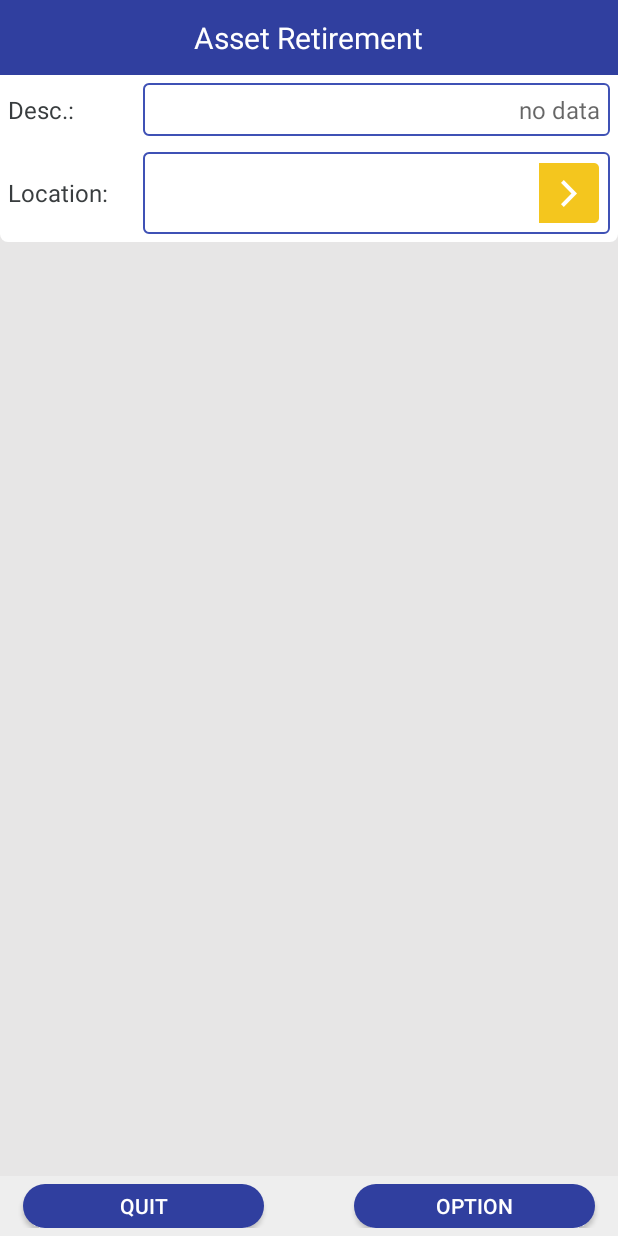
After one commit to ZhouzwGit/Test_Mpt, an Android app: the Dismantle_AddNew_Activity screen opened directly, with no data from a screen before it, on a phone screen of 412 x 824 dp. The commit adds this screen. Run offline under Robolectric (Android 15) with nearby library versions, the phone set to English and light mode, and no system bars; libraries missing offline, so code that uses them is left out: com.nineoldandroids.animation, com.nineoldandroids.view.

```diff
--- a/app/build.gradle
+++ b/app/build.gradle
@@ -1,4 +1,4 @@
-;apply plugin: 'com.android.application'
+; apply plugin: 'com.android.application'
 
 android {
     compileSdkVersion 23
@@ -22,6 +22,7 @@ android {
 
 dependencies {
     implementation fileTree(include: ['*.jar'], dir: 'libs')
+    implementation 'com.android.support.constraint:constraint-layout:1.1.3'
     androidTestCompile('com.android.support.test.espresso:espresso-core:2.2.2', {
         exclude group: 'com.android.support', module: 'support-annotations'
     })
--- a/app/src/main/AndroidManifest.xml
+++ b/app/src/main/AndroidManifest.xml
@@ -242,7 +242,8 @@
         <activity android:name=".ui.actvity.MatusetransScan_Activity" />
         <activity android:name=".ui.actvity.Asset_Dismantle_Activity" />
         <activity android:name=".ui.actvity.Dismantle_Details_Activity" />
-        <activity android:name=".ui.actvity.DismantleScan_Activity"></activity>
+        <activity android:name=".ui.actvity.DismantleScan_Activity" />
+        <activity android:name=".ui.actvity.Dismantle_AddNew_Activity"></activity>
     </application>
 
 </manifest>
--- a/app/src/main/java/com/mpt/hxqh/mpt_project/ui/actvity/Asset_Dismantle_Activity.java
+++ b/app/src/main/java/com/mpt/hxqh/mpt_project/ui/actvity/Asset_Dismantle_Activity.java
@@ -239,9 +239,10 @@ public class Asset_Dismantle_Activity extends BaseActivity implements SwipeRefre
                             normalListDialog.superDismiss();
                             break;
                         case 1://Add
-/*                            Intent intent = new Intent(Asset_Dismantle_Activity.this, Udasst_AddNew_Activity.class);
-                            startActivity(intent);*/
                             normalListDialog.superDismiss();
+                           Intent intent = new Intent(Asset_Dismantle_Activity.this, Dismantle_AddNew_Activity.class);
+                            startActivity(intent);
+
                             break;
                     }
                     normalListDialog.dismiss();
--- /dev/null
+++ b/app/src/main/java/com/mpt/hxqh/mpt_project/ui/actvity/Dismantle_AddNew_Activity.java
@@ -0,0 +1,291 @@
+package com.mpt.hxqh.mpt_project.ui.actvity;
+
+import android.content.Intent;
+import android.os.AsyncTask;
+import android.os.Bundle;
+import android.view.View;
+import android.widget.AdapterView;
+import android.widget.Button;
+import android.widget.EditText;
+import android.widget.ImageView;
+import android.widget.LinearLayout;
+import android.widget.TextView;
+import android.widget.Toast;
+
+import com.flyco.animation.BaseAnimatorSet;
+import com.flyco.animation.BounceEnter.BounceTopEnter;
+import com.flyco.animation.SlideExit.SlideBottomExit;
+import com.flyco.dialog.listener.OnBtnClickL;
+import com.flyco.dialog.listener.OnOperItemClickL;
+import com.flyco.dialog.widget.NormalDialog;
+import com.flyco.dialog.widget.NormalListDialog;
+import com.mpt.hxqh.mpt_project.R;
+import com.mpt.hxqh.mpt_project.config.Constants;
+import com.mpt.hxqh.mpt_project.manager.AppManager;
+import com.mpt.hxqh.mpt_project.model.WebResult;
+import com.mpt.hxqh.mpt_project.unit.AccountUtils;
+import com.mpt.hxqh.mpt_project.unit.DateTimeSelect;
+import com.mpt.hxqh.mpt_project.webserviceclient.AndroidClientService;
+
+/**
+ * 资产拆除新增
+ * Created by zhangz on 2019/10/25.
+ **/
+
+
+public class Dismantle_AddNew_Activity extends BaseActivity {
+
+    private static final String TAG = "Dismantle_AddNew_Activity";
+
+    private static final int LOCATION_CODE = 3000;
+    private static final int RETIRE_CODE = 3001;
+
+    private ImageView backImageView; //返回按钮
+
+    private TextView titleTextView; //标题
+
+    private Button submit;
+
+    private EditText descriptionTextView; //description
+    private TextView locationTextView; //location
+    private TextView retirelocTextView; //retireloc
+    private TextView retiredateTextView;//retiredate
+
+    private BaseAnimatorSet mBasIn;
+    private BaseAnimatorSet mBasOut;
+
+    private LinearLayout buttonLayout;
+    private Button quit;
+    private Button option;
+    private String[] optionList = new String[]{"Back", "Save"};
+
+    @Override
+    protected void onCreate(Bundle savedInstanceState) {
+        super.onCreate(savedInstanceState);
+        setContentView(R.layout.activity_dismantle__addnew);
+        initData();
+        findViewById();
+        initView();
+
+        mBasIn = new BounceTopEnter();
+        mBasOut = new SlideBottomExit();
+    }
+
+    private void initData() {
+    }
+
+    @Override
+    protected void findViewById() {
+
+        backImageView = (ImageView) findViewById(R.id.title_back_id);
+        titleTextView = (TextView) findViewById(R.id.title_name);
+        submit = (Button) findViewById(R.id.sbmit_id);
+
+        descriptionTextView = (EditText) findViewById(R.id.description_text_id);
+        locationTextView = (TextView) findViewById(R.id.location_text_id);
+        retirelocTextView = (TextView) findViewById(R.id.location_text_id);
+        retiredateTextView = (TextView) findViewById(R.id.location_text_id);
+
+        buttonLayout = (LinearLayout) findViewById(R.id.button_layout);
+        quit = (Button) findViewById(R.id.quit);
+        option = (Button) findViewById(R.id.option);
+    }
+
+    @Override
+    protected void initView() {
+        backImageView.setOnClickListener(backImageViewOnClickListener);
+        backImageView.setVisibility(View.GONE);
+        buttonLayout.setVisibility(View.VISIBLE);
+        titleTextView.setText(R.string.asset_retirement_text);
+        submit.setText("save");
+//        submit.setVisibility(View.VISIBLE);
+
+        locationTextView.setOnClickListener(locationTextViewOnClickListener);
+        retirelocTextView.setOnClickListener(retirelocTextViewOnClickListener);
+        retiredateTextView.setOnClickListener(DateOnClickListener);
+        submit.setOnClickListener(submitOnClickListener);
+
+        quit.setOnClickListener(quitOnClickListener);
+        option.setOnClickListener(optionOnClickListener);
+    }
+
+    /**
+     * 返回按钮
+     **/
+    private View.OnClickListener backImageViewOnClickListener = new View.OnClickListener() {
+        @Override
+        public void onClick(View view) {
+            finish();
+        }
+    };
+
+    private View.OnClickListener submitOnClickListener = new View.OnClickListener() {
+        @Override
+        public void onClick(View v) {
+            submitDataInfo();
+        }
+    };
+
+    private View.OnClickListener quitOnClickListener = new View.OnClickListener() {
+        @Override
+        public void onClick(View v) {
+            final NormalDialog dialog = new NormalDialog(Dismantle_AddNew_Activity.this);
+            dialog.content("Sure to exit?")//
+                    .showAnim(mBasIn)//
+                    .dismissAnim(mBasOut)//
+                    .show();
+            dialog.setOnBtnClickL(
+                    new OnBtnClickL() {
+                        @Override
+                        public void onBtnClick() {
+                            dialog.dismiss();
+                        }
+                    },
+                    new OnBtnClickL() {
+                        @Override
+                        public void onBtnClick() {
+                            AppManager.AppExit(Dismantle_AddNew_Activity.this);
+                        }
+                    });
+
+        }
+    };
+
+    private View.OnClickListener optionOnClickListener = new View.OnClickListener() {
+        @Override
+        public void onClick(View v) {
+            final NormalListDialog normalListDialog = new NormalListDialog(Dismantle_AddNew_Activity.this, optionList);
+            normalListDialog.title("Option")
+                    .showAnim(mBasIn)//
+                    .dismissAnim(mBasOut)//
+                    .show();
+            normalListDialog.setOnOperItemClickL(new OnOperItemClickL() {
+                @Override
+                public void onOperItemClick(AdapterView<?> parent, View view, int position, long id) {
+//                    linetypeTextView.setText(linetypeList[position]);
+                    switch (position) {
+                        case 0://Back
+                            normalListDialog.superDismiss();
+                            finish();
+                            break;
+                        case 1://Save
+                            normalListDialog.superDismiss();
+                            submitDataInfo();
+                            break;
+                    }
+//                    normalListDialog.dismiss();
+                }
+            });
+        }
+    };
+
+    /**
+     * 位置
+     **/
+    private View.OnClickListener locationTextViewOnClickListener = new View.OnClickListener() {
+        @Override
+        public void onClick(View view) {
+            Intent intent = new Intent(Dismantle_AddNew_Activity.this, LocationChooseActivity.class);
+            intent.putExtra("type", "!=HOLDING");
+            startActivityForResult(intent, LOCATION_CODE);
+        }
+    };
+
+    /**
+     * retireloc
+     **/
+    private View.OnClickListener retirelocTextViewOnClickListener = new View.OnClickListener() {
+        @Override
+        public void onClick(View view) {
+            Intent intent = new Intent(Dismantle_AddNew_Activity.this, LocationChooseActivity.class);
+            intent.putExtra("type", "!=HOLDING");
+            startActivityForResult(intent, RETIRE_CODE);
+        }
+    };
+
+    /**
+     *
+     **/
+    private View.OnClickListener DateOnClickListener = new View.OnClickListener() {
+        @Override
+        public void onClick(View view) {
+            new DateTimeSelect(Dismantle_AddNew_Activity.this, retiredateTextView).showDialog();
+        }
+    };
+
+    /**
+     * 提交数据*
+     */
+    private void submitDataInfo() {
+        final NormalDialog dialog = new NormalDialog(Dismantle_AddNew_Activity.this);
+        dialog.content("Sure to save?")//
+                .showAnim(mBasIn)//
+                .dismissAnim(mBasOut)//
+                .show();
+        dialog.setOnBtnClickL(
+                new OnBtnClickL() {
+                    @Override
+                    public void onBtnClick() {
+                        dialog.dismiss();
+                    }
+                },
+                new OnBtnClickL() {
+                    @Override
+                    public void onBtnClick() {
+                        showProgressDialog("Waiting...");
+                        startAsyncTask();
+                        dialog.dismiss();
+                    }
+                });
+    }
+
+    /**
+     * 提交数据*
+     */
+    private void startAsyncTask() {
+        new AsyncTask<String, String, WebResult>() {
+            @Override
+            protected WebResult doInBackground(String... strings) {
+                WebResult reviseresult = AndroidClientService.AddRetire(Dismantle_AddNew_Activity.this, descriptionTextView.getText().toString(),
+                        locationTextView.getText().toString(), retirelocTextView.getText().toString(), retiredateTextView.getText().toString(), AccountUtils.getpersonId(Dismantle_AddNew_Activity.this), Constants.TRANSFER_URL);
+                return reviseresult;
+            }
+
+            @Override
+            protected void onPostExecute(WebResult workResult) {
+                super.onPostExecute(workResult);
+                if (workResult == null) {
+                    Toast.makeText(Dismantle_AddNew_Activity.this, "false", Toast.LENGTH_SHORT).show();
+                } else {
+                    Toast.makeText(Dismantle_AddNew_Activity.this, workResult.returnStr, Toast.LENGTH_SHORT).show();
+//                    setResult(100);
+                    finish();
+                }
+                closeProgressDialog();
+            }
+        }.execute();
+        //}else {
+        closeProgressDialog();
+    }
+
+    @Override
+    protected void onActivityResult(int requestCode, int resultCode, Intent data) {
+        super.onActivityResult(requestCode, resultCode, data);
+        switch (resultCode) {
+            case LocationChooseActivity.LOCATION_CODE:
+                String location = data.getExtras().getString("Location");
+                if (requestCode == LOCATION_CODE) {
+                    locationTextView.setText(location);
+                } else if (requestCode == RETIRE_CODE) {
+                    retirelocTextView.setText(location);
+                }
+
+
+                break;
+//            case RESULT_OK:
+//                String result = data.getExtras().getString("result");
+//                snTextView.setText(result);
+//                break;
+        }
+    }
+}
--- /dev/null
+++ b/app/src/main/res/layout/activity_dismantle__addnew.xml
@@ -0,0 +1,103 @@
+<?xml version="1.0" encoding="utf-8"?>
+<RelativeLayout xmlns:android="http://schemas.android.com/apk/res/android"
+    xmlns:app="http://schemas.android.com/apk/res-auto"
+    xmlns:tools="http://schemas.android.com/tools"
+    android:layout_width="match_parent"
+    android:layout_height="match_parent"
+    tools:context=".ui.actvity.Dismantle_AddNew_Activity">
+
+    <include
+        android:id="@+id/title_id"
+        layout="@layout/title_main"
+        android:layout_width="match_parent"
+        android:layout_height="50dp"></include>
+
+    <ScrollView
+        android:id="@+id/scrollview_id"
+        android:layout_width="match_parent"
+        android:layout_height="match_parent"
+        android:layout_below="@+id/title_id"
+        android:background="@color/white"
+        android:fillViewport="true"
+        android:scrollbars="vertical">
+
+        <LinearLayout
+            android:id="@+id/container"
+            android:layout_width="match_parent"
+            android:layout_height="wrap_content"
+            android:background="@color/light_gray"
+            android:focusable="true"
+            android:focusableInTouchMode="true"
+            android:orientation="vertical">
+
+            <LinearLayout
+                android:layout_width="match_parent"
+                android:layout_height="wrap_content"
+                android:background="@drawable/shape_corner_bottom"
+                android:orientation="vertical">
+
+
+
+
+                <LinearLayout
+                    android:layout_width="match_parent"
+                    android:layout_height="wrap_content"
+                    android:gravity="center_vertical"
+                    android:orientation="horizontal"
+                    android:padding="@dimen/size_5dp">
+
+                    <TextView
+                        android:layout_width="@dimen/dimens_80dp"
+                        android:layout_height="wrap_content"
+                        android:text="@string/po_description"
+                        android:textColor="@color/light_black"
+                        android:textSize="@dimen/dimens_16sp" />
+
+                    <EditText
+                        android:id="@+id/description_text_id"
+                        android:layout_width="match_parent"
+                        android:layout_height="wrap_content"
+                        android:layout_marginLeft="@dimen/dimen_10"
+                        android:background="@drawable/editsharp"
+                        android:drawablePadding="@dimen/size_5dp"
+                        android:gravity="right"
+                        android:hint="@string/have_not_data"
+                        android:textColor="@color/light_black"
+                        android:textSize="@dimen/dimens_16sp" />
+
+                </LinearLayout>
+
+
+                <LinearLayout
+                    android:layout_width="match_parent"
+                    android:layout_height="wrap_content"
+                    android:gravity="center_vertical"
+                    android:orientation="horizontal"
+                    android:padding="@dimen/size_5dp">
+
+                    <TextView
+                        android:layout_width="@dimen/dimens_80dp"
+                        android:layout_height="wrap_content"
+                        android:layout_centerVertical="true"
+                        android:text="@string/location_text"
+                        android:textColor="@color/light_black"
+                        android:textSize="@dimen/dimens_16sp" />
+
+                    <TextView
+                        android:id="@+id/location_text_id"
+                        android:layout_width="match_parent"
+                        android:layout_height="wrap_content"
+                        android:layout_marginLeft="10dp"
+                        android:drawableRight="@mipmap/ic_more"
+                        android:background="@drawable/editsharp"
+                        android:gravity="center_vertical"/>
+                </LinearLayout>
+
+
+            </LinearLayout>
+
+        </LinearLayout>
+    </ScrollView>
+    <include layout="@layout/asset_buttom"></include>
+
+</RelativeLayout>
--- a/app/src/main/res/values/strings.xml
+++ b/app/src/main/res/values/strings.xml
@@ -3,7 +3,7 @@
     <!--权限设置-->
     <string name="settings">Seting</string>
     <string name="help">Help</string>
-   <!-- <string name="string_help_text">当前应用缺少必要权限。\n\n请点击\"设置\"-\"权限\"-打开所需权限。\n\n最后点击两次后退按钮，即可返回。</string>-->
+    <!-- <string name="string_help_text">当前应用缺少必要权限。\n\n请点击\"设置\"-\"权限\"-打开所需权限。\n\n最后点击两次后退按钮，即可返回。</string>-->
     <string name="string_help_text">The current application lacks the necessary permissions。\n\nPlease click\"Seting\"-\"Permissins\"-Open the required Permissions 。\n\nFinally double click the back button,back to the application。</string>
     <string name="quit">Quit</string>
     <string name="user_name_text">Username</string>
```
